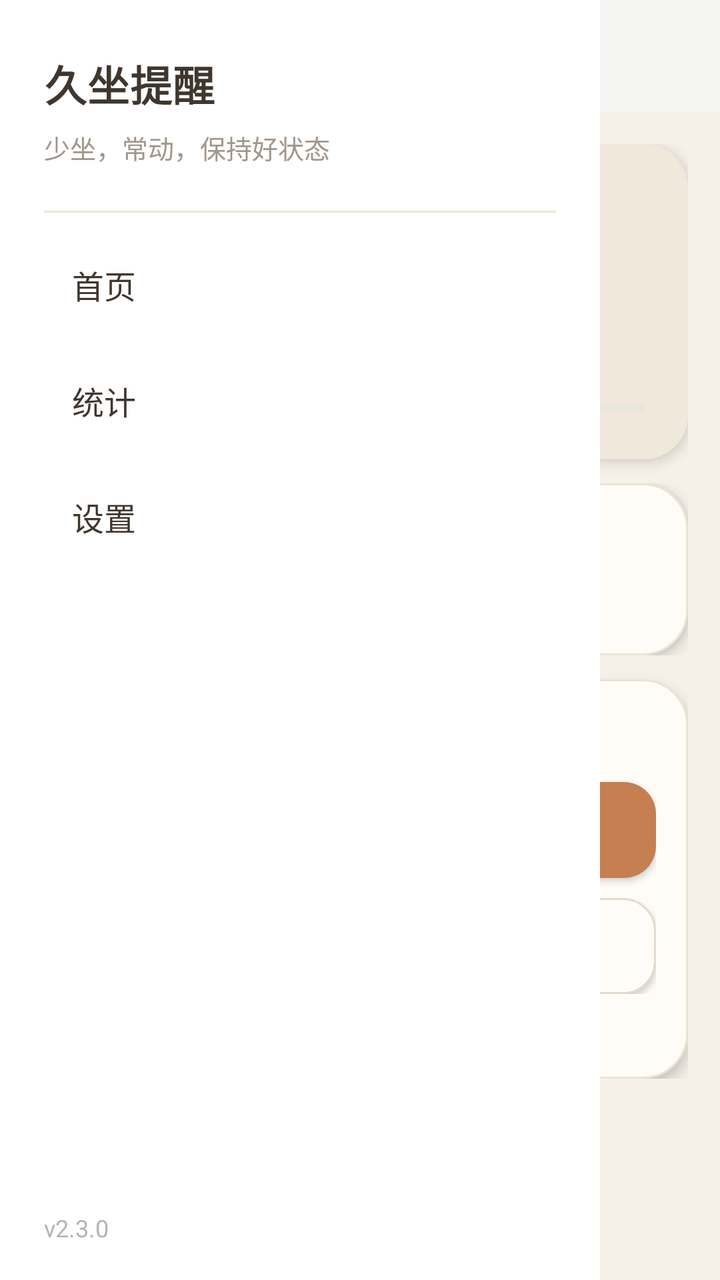
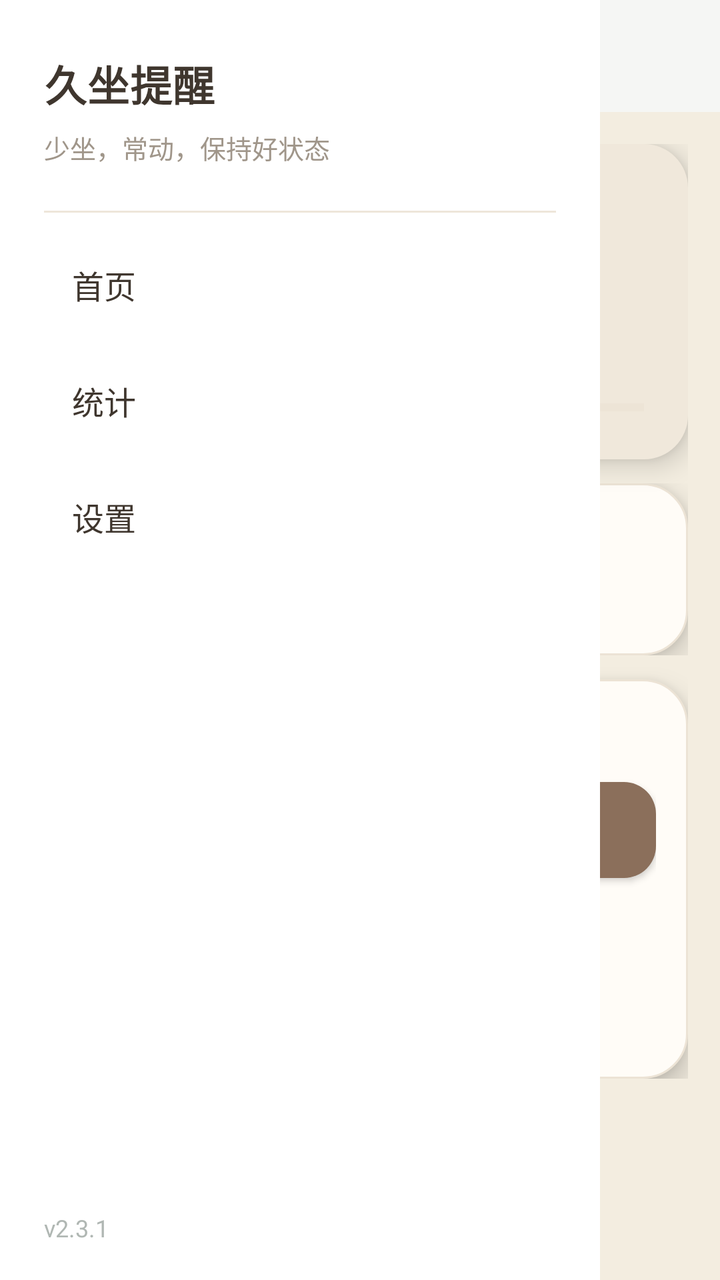

The first picture is an Android layout as it rendered before a commit; the second is the same layout after the commit. The layout source and the unified diff follow.
<!-- AndroidManifest.xml: application theme android:Theme.Material.Light.NoActionBar -->
<!-- res/layout/activity_main.xml -->
<?xml version="1.0" encoding="utf-8"?>
<FrameLayout xmlns:android="http://schemas.android.com/apk/res/android"
    android:layout_width="match_parent"
    android:layout_height="match_parent"
    android:background="@drawable/bg_main"
    android:fitsSystemWindows="true">

    <LinearLayout
        android:layout_width="match_parent"
        android:layout_height="match_parent"
        android:orientation="vertical">

        <include layout="@layout/top_bar" />

        <ScrollView
            android:layout_width="match_parent"
            android:layout_height="match_parent"
            android:scrollbars="none">

            <LinearLayout
                android:layout_width="match_parent"
                android:layout_height="wrap_content"
                android:orientation="vertical"
                android:padding="16dp">

                <LinearLayout
                    android:layout_width="match_parent"
                    android:layout_height="wrap_content"
                    android:background="@drawable/panel_tint"
                    android:elevation="4dp"
                    android:orientation="vertical"
                    android:padding="22dp">

                    <TextView
                        android:layout_width="wrap_content"
                        android:layout_height="wrap_content"
                        android:text="当前状态"
                        android:textColor="#8A7F73"
                        android:textSize="13sp" />

                    <TextView
                        android:id="@+id/tvStatus"
                        android:layout_width="match_parent"
                        android:layout_height="wrap_content"
                        android:layout_marginTop="8dp"
                        android:text="未开始"
                        android:textColor="#3F362E"
                        android:textSize="26sp"
                        android:textStyle="bold" />

                    <TextView
                        android:id="@+id/tvDetail"
                        android:layout_width="match_parent"
                        android:layout_height="wrap_content"
                        android:layout_marginTop="6dp"
                        android:lineSpacingExtra="3dp"
                        android:textColor="#3F4944"
                        android:textSize="15sp" />

                    <ProgressBar
                        android:id="@+id/progress"
                        style="?android:attr/progressBarStyleHorizontal"
                        android:layout_width="match_parent"
                        android:layout_height="8dp"
                        android:layout_marginTop="14dp"
                        android:max="1000"
                        android:maxHeight="8dp"
                        android:minHeight="8dp"
                        android:progressBackgroundTint="#D4E0DA"
                        android:progressTint="#1E6B52" />
                </LinearLayout>

                <LinearLayout
                    android:layout_width="match_parent"
                    android:layout_height="wrap_content"
                    android:layout_marginTop="12dp"
                    android:orientation="horizontal">

                    <LinearLayout
                        android:layout_width="0dp"
                        android:layout_height="wrap_content"
                        android:layout_marginEnd="6dp"
                        android:layout_weight="1"
                        android:background="@drawable/card_white"
                        android:elevation="4dp"
                        android:orientation="vertical"
                        android:padding="16dp">

                        <TextView
                            android:id="@+id/tvHomeBreaks"
                            android:layout_width="wrap_content"
                            android:layout_height="wrap_content"
                            android:text="0"
                            android:textColor="#1E6B52"
                            android:textSize="24sp"
                            android:textStyle="bold" />

                        <TextView
                            android:layout_width="wrap_content"
                            android:layout_height="wrap_content"
                            android:layout_marginTop="4dp"
                            android:text="今日有效活动"
                            android:textColor="#8A7F73"
                            android:textSize="12sp" />
                    </LinearLayout>

                    <LinearLayout
                        android:layout_width="0dp"
                        android:layout_height="wrap_content"
                        android:layout_marginStart="6dp"
                        android:layout_weight="1"
                        android:background="@drawable/card_white"
                        android:elevation="4dp"
                        android:orientation="vertical"
                        android:padding="16dp">

                        <TextView
                            android:id="@+id/tvHomeAlerts"
                            android:layout_width="wrap_content"
                            android:layout_height="wrap_content"
                            android:text="0"
                            android:textColor="#3F362E"
                            android:textSize="24sp"
                            android:textStyle="bold" />

                        <TextView
                            android:layout_width="wrap_content"
                            android:layout_height="wrap_content"
                            android:layout_marginTop="4dp"
                            android:text="今日提醒"
                            android:textColor="#8A7F73"
                            android:textSize="12sp" />
                    </LinearLayout>
                </LinearLayout>

                <LinearLayout
                    android:layout_width="match_parent"
                    android:layout_height="wrap_content"
                    android:layout_marginTop="12dp"
                    android:background="@drawable/card_white"
                    android:elevation="4dp"
                    android:orientation="vertical"
                    android:padding="16dp">

                    <TextView
                        android:layout_width="wrap_content"
                        android:layout_height="wrap_content"
                        android:text="控制"
                        android:textColor="#3F362E"
                        android:textSize="16sp"
                        android:textStyle="bold" />

                    <Button
                        android:id="@+id/btnStart"
                        android:layout_width="match_parent"
                        android:layout_height="wrap_content"
                        android:layout_marginTop="12dp"
                        android:background="@drawable/btn_primary"
                        android:text="开始监测"
                        android:textColor="#FFFFFF"
                        android:textSize="16sp"
                        android:textStyle="bold" />

                    <LinearLayout
                        android:layout_width="match_parent"
                        android:layout_height="wrap_content"
                        android:layout_marginTop="10dp"
                        android:orientation="horizontal">

                        <Button
                            android:id="@+id/btnStop"
                            android:layout_width="0dp"
                            android:layout_height="wrap_content"
                            android:layout_marginEnd="6dp"
                            android:layout_weight="1"
                            android:background="@drawable/btn_secondary"
                            android:text="停止"
                            android:textColor="#3F362E"
                            android:textSize="14sp" />

                        <Button
                            android:id="@+id/btnTest"
                            android:layout_width="0dp"
                            android:layout_height="wrap_content"
                            android:layout_marginStart="6dp"
                            android:layout_weight="1"
                            android:background="@drawable/btn_secondary"
                            android:text="测试提醒"
                            android:textColor="#3F362E"
                            android:textSize="14sp" />
                    </LinearLayout>

                    <TextView
                        android:id="@+id/tvHomeHint"
                        android:layout_width="match_parent"
                        android:layout_height="wrap_content"
                        android:layout_marginTop="10dp"
                        android:lineSpacingExtra="2dp"
                        android:textColor="#A0968A"
                        android:textSize="12sp" />
                </LinearLayout>
            </LinearLayout>
        </ScrollView>
    </LinearLayout>

    <View
        android:id="@+id/scrim"
        android:layout_width="match_parent"
        android:layout_height="match_parent"
        android:background="#66000000"
        android:visibility="gone" />

    <include
        android:id="@+id/drawer"
        layout="@layout/nav_drawer"
        android:layout_width="300dp"
        android:layout_height="match_parent"
        android:layout_gravity="start" />
</FrameLayout>
<!-- res/layout/top_bar.xml (included above) -->
<?xml version="1.0" encoding="utf-8"?>
<LinearLayout xmlns:android="http://schemas.android.com/apk/res/android"
    android:layout_width="match_parent"
    android:layout_height="56dp"
    android:background="#F5F6F4"
    android:gravity="center_vertical"
    android:orientation="horizontal"
    android:paddingStart="4dp"
    android:paddingEnd="16dp">

    <Button
        android:id="@+id/btnMenu"
        android:layout_width="48dp"
        android:layout_height="48dp"
        android:background="@android:color/transparent"
        android:text="☰"
        android:textColor="#3F362E"
        android:textSize="20sp" />

    <TextView
        android:id="@+id/tvTitle"
        android:layout_width="0dp"
        android:layout_height="wrap_content"
        android:layout_weight="1"
        android:text="首页"
        android:textColor="#3F362E"
        android:textSize="18sp"
        android:textStyle="bold" />
</LinearLayout>
<!-- res/layout/nav_drawer.xml (included above) -->
<?xml version="1.0" encoding="utf-8"?>
<LinearLayout xmlns:android="http://schemas.android.com/apk/res/android"
    android:layout_width="300dp"
    android:layout_height="match_parent"
    android:background="#FFFFFF"
    android:orientation="vertical"
    android:paddingStart="22dp"
    android:paddingTop="26dp"
    android:paddingEnd="22dp"
    android:paddingBottom="18dp">

    <TextView
        android:layout_width="wrap_content"
        android:layout_height="wrap_content"
        android:letterSpacing="0.02"
        android:text="久坐提醒"
        android:textColor="#3F362E"
        android:textSize="21sp"
        android:textStyle="bold" />

    <TextView
        android:layout_width="wrap_content"
        android:layout_height="wrap_content"
        android:layout_marginTop="7dp"
        android:text="少坐，常动，保持好状态"
        android:textColor="#A0968A"
        android:textSize="13sp" />

    <View
        android:layout_width="match_parent"
        android:layout_height="1dp"
        android:layout_marginTop="22dp"
        android:background="#EEE6DA" />

    <Button
        android:id="@+id/navHome"
        android:layout_width="match_parent"
        android:layout_height="56dp"
        android:layout_marginTop="8dp"
        android:background="@android:color/transparent"
        android:gravity="start|center_vertical"
        android:insetTop="0dp"
        android:insetBottom="0dp"
        android:minHeight="0dp"
        android:paddingStart="14dp"
        android:paddingEnd="14dp"
        android:stateListAnimator="@null"
        android:text="首页"
        android:textColor="#3F362E"
        android:textSize="16sp" />

    <Button
        android:id="@+id/navStats"
        android:layout_width="match_parent"
        android:layout_height="56dp"
        android:layout_marginTop="2dp"
        android:background="@android:color/transparent"
        android:gravity="start|center_vertical"
        android:insetTop="0dp"
        android:insetBottom="0dp"
        android:minHeight="0dp"
        android:paddingStart="14dp"
        android:paddingEnd="14dp"
        android:stateListAnimator="@null"
        android:text="统计"
        android:textColor="#3F362E"
        android:textSize="16sp" />

    <Button
        android:id="@+id/navSettings"
        android:layout_width="match_parent"
        android:layout_height="56dp"
        android:layout_marginTop="2dp"
        android:background="@android:color/transparent"
        android:gravity="start|center_vertical"
        android:insetTop="0dp"
        android:insetBottom="0dp"
        android:minHeight="0dp"
        android:paddingStart="14dp"
        android:paddingEnd="14dp"
        android:stateListAnimator="@null"
        android:text="设置"
        android:textColor="#3F362E"
        android:textSize="16sp" />

    <Space
        android:layout_width="match_parent"
        android:layout_height="0dp"
        android:layout_weight="1" />

    <TextView
        android:layout_width="wrap_content"
        android:layout_height="wrap_content"
        android:text="v2.3.0"
        android:textColor="#B0B7B3"
        android:textSize="12sp" />
</LinearLayout>
<!-- resources referenced by this layout -->
<resources>
  <!-- drawable bg_main (drawable) -->
  <?xml version="1.0" encoding="utf-8"?>
  <shape xmlns:android="http://schemas.android.com/apk/res/android"><solid android:color="#F6F1E8" /></shape>
  <!-- drawable btn_primary (drawable) -->
  <?xml version="1.0" encoding="utf-8"?>
  <shape xmlns:android="http://schemas.android.com/apk/res/android"><solid android:color="#C67F52" /><corners android:radius="16dp" /></shape>
  <!-- drawable btn_secondary (drawable) -->
  <?xml version="1.0" encoding="utf-8"?>
  <shape xmlns:android="http://schemas.android.com/apk/res/android"><solid android:color="#FFFCF7" /><stroke android:width="1dp" android:color="#E5DACB" /><corners android:radius="16dp" /></shape>
  <!-- drawable card_white (drawable) -->
  <?xml version="1.0" encoding="utf-8"?>
  <shape xmlns:android="http://schemas.android.com/apk/res/android"><solid android:color="#FFFCF7" /><stroke android:width="1dp" android:color="#ECE3D5" /><corners android:radius="22dp" /></shape>
  <!-- drawable panel_tint (drawable) -->
  <?xml version="1.0" encoding="utf-8"?>
  <shape xmlns:android="http://schemas.android.com/apk/res/android"><solid android:color="#F0E8DB" /><corners android:radius="22dp" /></shape>
</resources>

<!-- the commit's change to res/layout/activity_main.xml (unified diff, before → after) -->
@@ -27,7 +27,7 @@
                     android:layout_width="match_parent"
                     android:layout_height="wrap_content"
                     android:background="@drawable/panel_tint"
-                    android:elevation="4dp"
+                    android:elevation="8dp"
                     android:orientation="vertical"
                     android:padding="22dp">
 
@@ -66,8 +66,8 @@
                         android:max="1000"
                         android:maxHeight="8dp"
                         android:minHeight="8dp"
-                        android:progressBackgroundTint="#D4E0DA"
-                        android:progressTint="#1E6B52" />
+                        android:progressBackgroundTint="#E5D8C3"
+                        android:progressTint="#8B6F5B" />
                 </LinearLayout>
 
                 <LinearLayout
@@ -82,7 +82,7 @@
                         android:layout_marginEnd="6dp"
                         android:layout_weight="1"
                         android:background="@drawable/card_white"
-                        android:elevation="4dp"
+                        android:elevation="8dp"
                         android:orientation="vertical"
                         android:padding="16dp">
 
@@ -91,7 +91,7 @@
                             android:layout_width="wrap_content"
                             android:layout_height="wrap_content"
                             android:text="0"
-                            android:textColor="#1E6B52"
+                            android:textColor="#4A4038"
                             android:textSize="24sp"
                             android:textStyle="bold" />
 
@@ -110,7 +110,7 @@
                         android:layout_marginStart="6dp"
                         android:layout_weight="1"
                         android:background="@drawable/card_white"
-                        android:elevation="4dp"
+                        android:elevation="8dp"
                         android:orientation="vertical"
                         android:padding="16dp">
 
@@ -138,7 +138,7 @@
                     android:layout_height="wrap_content"
                     android:layout_marginTop="12dp"
                     android:background="@drawable/card_white"
-                    android:elevation="4dp"
+                    android:elevation="8dp"
                     android:orientation="vertical"
                     android:padding="16dp">
 
@@ -184,10 +184,10 @@
                             android:layout_height="wrap_content"
                             android:layout_marginStart="6dp"
                             android:layout_weight="1"
-                            android:background="@drawable/btn_secondary"
+                            android:background="@android:color/transparent"
                             android:text="测试提醒"
-                            android:textColor="#3F362E"
-                            android:textSize="14sp" />
+                            android:textColor="#8B6F5B"
+                            android:textSize="13sp" />
                     </LinearLayout>
 
                     <TextView
@@ -341,7 +341,7 @@
     <TextView
         android:layout_width="wrap_content"
         android:layout_height="wrap_content"
-        android:text="v2.3.0"
+        android:text="v2.3.1"
         android:textColor="#B0B7B3"
         android:textSize="12sp" />
 </LinearLayout>
<!-- resource entries referenced after the edit -->
@@ -2,10 +2,10 @@
 <resources>
   <!-- drawable bg_main (drawable) -->
   <?xml version="1.0" encoding="utf-8"?>
-  <shape xmlns:android="http://schemas.android.com/apk/res/android"><solid android:color="#F6F1E8" /></shape>
+  <shape xmlns:android="http://schemas.android.com/apk/res/android"><solid android:color="#F3EDE0" /></shape>
   <!-- drawable btn_primary (drawable) -->
   <?xml version="1.0" encoding="utf-8"?>
-  <shape xmlns:android="http://schemas.android.com/apk/res/android"><solid android:color="#C67F52" /><corners android:radius="16dp" /></shape>
+  <shape xmlns:android="http://schemas.android.com/apk/res/android"><solid android:color="#8B6F5B" /><corners android:radius="16dp" /></shape>
   <!-- drawable btn_secondary (drawable) -->
   <?xml version="1.0" encoding="utf-8"?>
   <shape xmlns:android="http://schemas.android.com/apk/res/android"><solid android:color="#FFFCF7" /><stroke android:width="1dp" android:color="#E5DACB" /><corners android:radius="16dp" /></shape>
